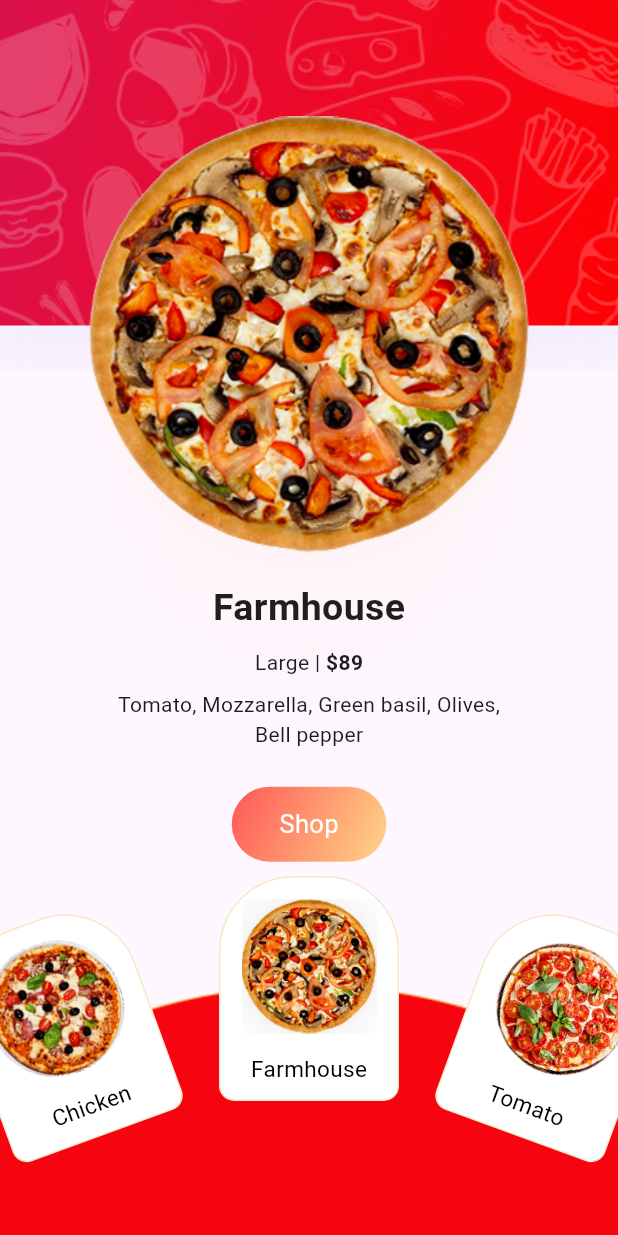
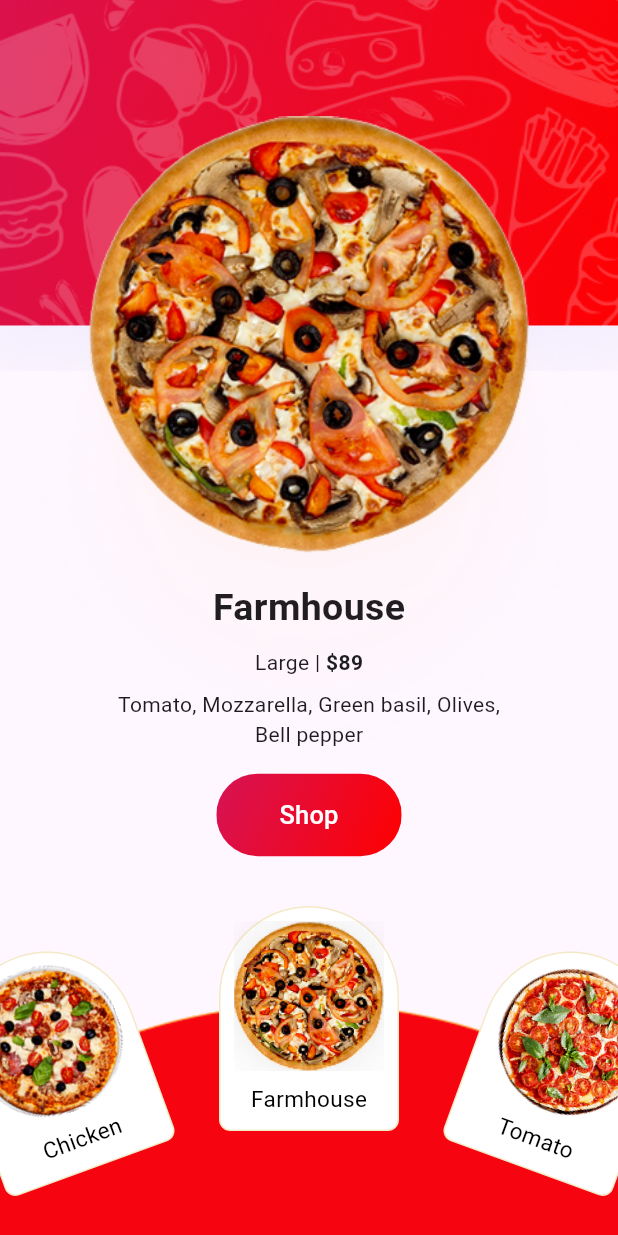
Before and after one commit to wazir1420/Food_Courier_App, a Flutter app: the screen it shows after launch, on a phone screen of 412 x 824 dp. Run offline on Flutter 3.47's test engine with Material 3 defaults, Android fonts, the phone set to English and light mode, and no system bars; our stand-ins replace firebase_auth, firebase_core, flutter_typeahead, geocoding, google_maps_flutter, socket_io_client and 3 more; accounts and stored records are empty.

Commit message:
maximum_error_resolved

```diff
--- a/myfinalhackathon/lib/view/onboards_view.dart
+++ b/myfinalhackathon/lib/view/onboards_view.dart
@@ -12,6 +12,9 @@ class OnboardsView extends StatelessWidget {
 
     return ViewModelBuilder<OnboardsViewModel>.reactive(
       viewModelBuilder: () => OnboardsViewModel(),
+      onViewModelReady: (viewModel) {
+        // Initialize the ViewModel if needed
+      },
       builder: (context, viewModel, child) {
         return Scaffold(
           body: Center(
--- a/myfinalhackathon/lib/view/party_view.dart
+++ b/myfinalhackathon/lib/view/party_view.dart
@@ -9,6 +9,7 @@ class PartyView extends StatelessWidget {
   @override
   Widget build(BuildContext context) {
     var he = MediaQuery.of(context).size.height;
+    var wi = MediaQuery.of(context).size.width;
 
     return ViewModelBuilder<PartyViewModel>.reactive(
       viewModelBuilder: () => PartyViewModel(),
@@ -17,7 +18,6 @@ class PartyView extends StatelessWidget {
           body: Stack(
             clipBehavior: Clip.none,
             children: [
-              // Background Column
               SingleChildScrollView(
                 physics: NeverScrollableScrollPhysics(),
                 child: Column(
@@ -51,69 +51,66 @@ class PartyView extends StatelessWidget {
                     SizedBox(height: he * 0.01),
                     Text('Tomato, Mozzarella, Green basil, Olives,'),
                     Text('Bell pepper'),
-                    SizedBox(height: he * 0.03),
-                    // Shop Button
-                    GestureDetector(
-                      onTap: () {
-                        print("Shop button tapped!"); // Debugging
+                    SizedBox(
+                      width: wi * 0.3,
+                      child: ElevatedButton(
+                        style: ElevatedButton.styleFrom(
+                          padding: EdgeInsets.symmetric(vertical: 16),
+                          shape: RoundedRectangleBorder(
+                            borderRadius: BorderRadius.circular(30),
+                          ),
+                          backgroundColor: Colors.transparent,
+                          shadowColor: Colors.transparent,
+                        ),
+                        onPressed: () {
                           Navigator.push(
                               context,
                               MaterialPageRoute(
-                              builder: (context) => OnboardView()),
-                        );
+                                  builder: (context) => OnboardView()));
                         },
-                      child: Container(
-                        width: MediaQuery.of(context).size.width * 0.25,
-                        height: 50,
+                        child: Ink(
                           decoration: BoxDecoration(
                             borderRadius: BorderRadius.circular(30),
                             gradient: LinearGradient(
-                            colors: [Color(0xFFFF5757), Color(0xFFFFD687)],
+                              colors: [Color(0xFFD61355), Color(0xFFFF0000)],
                               begin: Alignment.topLeft,
                               end: Alignment.bottomRight,
                             ),
                           ),
-                        child: Center(
+                          child: Container(
+                            height: 55,
+                            alignment: Alignment.center,
                             child: Text(
                               'Shop',
-                            style: TextStyle(fontSize: 17, color: Colors.white),
+                              style: TextStyle(
+                                fontSize: 17,
+                                color: Colors.white,
                               ),
                             ),
                           ),
                         ),
-                    SizedBox(height: he * 0.1), // Add some spacing
-                    // Last Image
-                    GestureDetector(
-                      behavior: HitTestBehavior
-                          .translucent, // Allows taps to be detected
-
-                      onTap: () {
-                        print("Last image tapped!"); // Debugging
-                      },
-                      child: Image.asset('assets/images/lastpic.png'),
                       ),
-                    SizedBox(height: 350), // Space for the carousel
+                    ),
+                    SizedBox(height: he * 0.1),
+                    Image.asset('assets/images/lastpic.png'),
+                    SizedBox(height: 350),
                   ],
                 ),
               ),
-
-              // Pizza Image (Non-interactive, so use IgnorePointer)
               Positioned(
                 bottom: he * 0.35,
                 left: 10,
                 right: 10,
-                child: IgnorePointer(
+                child: AbsorbPointer(
                   child: Image.asset('assets/images/pizza.png'),
                 ),
               ),
-
-              // Carousel Slider (Allow scrolling but pass through taps to buttons)
               Positioned(
                 bottom: 0,
                 left: 0,
                 right: 0,
                 child: SizedBox(
-                  height: 350,
+                  height: 250,
                   child: _buildCarouselSlider(),
                 ),
               ),
@@ -134,10 +131,9 @@ class PartyView extends StatelessWidget {
     ];
     final initialindex = 2;
     final PageController pageController =
-        PageController(viewportFraction: 0.43, initialPage: initialindex);
-    int currentIndex = 2; // Start with Farmhouse at the center
+        PageController(viewportFraction: 0.42, initialPage: initialindex);
+    int currentIndex = 2;
 
-    // Ensure the middle item is straight when the page is first loaded
     Future.microtask(() {
       pageController.jumpToPage(initialindex);
     });
@@ -148,9 +144,9 @@ class PartyView extends StatelessWidget {
           children: [
             SizedBox(
               width: double.infinity,
-              height: 350, // Increase height to allow full visibility
+              height: 250,
               child: Stack(
-                clipBehavior: Clip.none, // Allow overflow
+                clipBehavior: Clip.none,
                 children: [
                   Positioned.fill(
                     child: PageView.builder(
@@ -168,32 +164,36 @@ class PartyView extends StatelessWidget {
                         } else if (index > currentIndex) {
                           rotationAngle = 0.35;
                         } else {
-                          verticalOffset = -30; // Moves center item up
+                          verticalOffset = -30;
                         }
 
-                        return Transform.translate(
+                        return GestureDetector(
+                          behavior: HitTestBehavior.translucent,
+                          onTap: () {
+                            debugPrint(
+                                "Carousel item tapped: ${pizzas[index]['name']}");
+                          },
+                          child: Transform.translate(
                             offset: Offset(0, verticalOffset),
                             child: Transform.rotate(
                               angle: rotationAngle,
                               child: SizedBox(
                                 width: 120,
-                              height: 180, // Increase container height
+                                height: 180,
                                 child: Stack(
-                                clipBehavior: Clip.none, // Prevent clipping
+                                  clipBehavior: Clip.none,
                                   alignment: Alignment.topCenter,
                                   children: [
-                                  // **The Main Container**
                                     Positioned(
-                                    bottom:
-                                        60, // Push it down so image is fully visible
+                                      bottom: 40,
                                       child: Container(
                                         width: 120,
                                         height: 150,
                                         decoration: BoxDecoration(
                                           color: Colors.white,
                                           borderRadius: BorderRadius.only(
-                                          topLeft: Radius.circular(50),
-                                          topRight: Radius.circular(50),
+                                            topLeft: Radius.circular(80),
+                                            topRight: Radius.circular(80),
                                             bottomLeft: Radius.circular(10),
                                             bottomRight: Radius.circular(10),
                                           ),
@@ -206,7 +206,7 @@ class PartyView extends StatelessWidget {
                                               MainAxisAlignment.end,
                                           children: [
                                             Container(
-                                            width: 90,
+                                              width: 120,
                                               height: 100,
                                               decoration: const BoxDecoration(
                                                 shape: BoxShape.circle,
@@ -233,6 +233,7 @@ class PartyView extends StatelessWidget {
                                 ),
                               ),
                             ),
+                          ),
                         );
                       },
                     ),
--- a/myfinalhackathon/lib/viewmodel/splash_view_model.dart
+++ b/myfinalhackathon/lib/viewmodel/splash_view_model.dart
@@ -25,6 +25,7 @@ class SplashViewModel extends BaseViewModel {
             child: child,
           );
         },
+        transitionDuration: const Duration(milliseconds: 500),
       ),
     );
   }
```
Also changed, not shown: myfinalhackathon/lib/view/home_view.dart (+12 -9 lines), myfinalhackathon/lib/view/onboard_view.dart (+22 -2 lines). Lines whose indentation alone changed are shown as unchanged.
